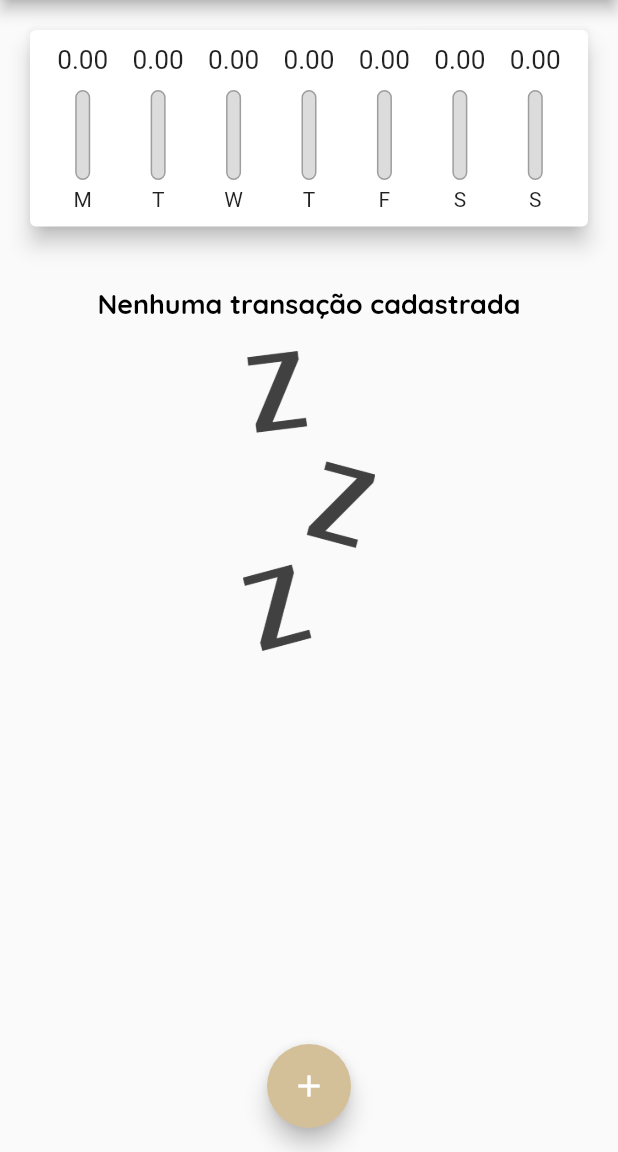
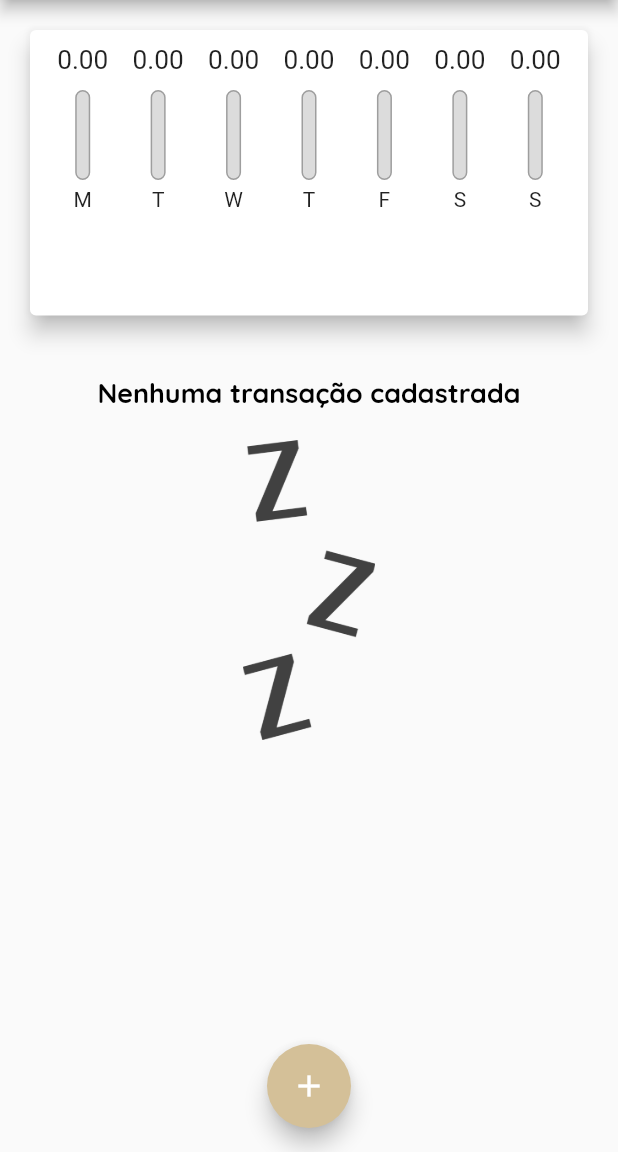
Before and after one commit to FelipeCourtois/despesas_app, a Flutter app: the screen it shows after launch, on a phone screen of 412 x 824 dp, the part 84-1236 px from its top. Run offline on Flutter 3.47's test engine with Material 2 defaults, Android fonts, the phone set to English and light mode, and no system bars.

Commit message:
calculando tamanho dinamicamente

```diff
--- a/lib/components/chart.dart
+++ b/lib/components/chart.dart
@@ -36,8 +36,8 @@ class Chart extends StatelessWidget {
   double get _weekTotalValue {
     return groupedTransactions.fold(0.0, (sum, tr) {
       return sum + (tr['value'] as double);
-  });
-}
+    });
+  }
 
   @override
   Widget build(BuildContext context) {
--- a/lib/components/transaction_list.dart
+++ b/lib/components/transaction_list.dart
@@ -11,9 +11,7 @@ class TransactionList extends StatelessWidget {
 
   @override
   Widget build(BuildContext context) {
-    return Container(
-      height: 430,
-      child: transactions.isEmpty
+    return transactions.isEmpty
         ? Column(
             children: [
               SizedBox(height: 20),
@@ -66,7 +64,6 @@ class TransactionList extends StatelessWidget {
                   ),
                 ),
               );
-              }),
-    );
+            });
   }
 }
--- a/lib/main.dart
+++ b/lib/main.dart
@@ -4,7 +4,6 @@ import 'package:flutter/material.dart';
 import 'dart:math';
 import '../models/transaction.dart';
 import 'components/transaction_list.dart';
-
 
 main() => runApp(ExpensesApp());
 
@@ -17,7 +16,7 @@ class ExpensesApp extends StatelessWidget {
     Color c1 = const Color((0x5f3711)).withOpacity(1);
     Color c2 = const Color((0xd4c098)).withOpacity(1);
     return MaterialApp(
-      home: MyHomePage(),
+      home:  MyHomePage(),
       theme: tema.copyWith(
         colorScheme: tema.colorScheme.copyWith(
           primary: c1,
@@ -36,8 +35,7 @@ class ExpensesApp extends StatelessWidget {
               fontFamily: 'OpenSans',
               fontSize: 20,
               fontWeight: FontWeight.bold,
-                color: Colors.white
-              ),
+              color: Colors.white),
         ),
       ),
     );
@@ -50,12 +48,13 @@ class MyHomePage extends StatefulWidget {
 }
 
 class _MyHomePageState extends State<MyHomePage> {
-  final List<Transaction>_transactions = [];
+  final List<Transaction> _transactions = [];
 
-  List<Transaction> get _recentTransactions{
-    return _transactions.where((tr) {//where ou filter, é muito comum
+  List<Transaction> get _recentTransactions {
+    return _transactions.where((tr) {
+      //where ou filter, é muito comum
       return tr.date.isAfter(DateTime.now().subtract(
-        Duration(days: 7),//pega data de agora, subtrai 7 dias, se estiver nos últimos 7 dias essa transação precisa estar na lista final
+        const Duration(days: 7),
       ));
     }).toList();
   }
@@ -67,6 +66,7 @@ class _MyHomePageState extends State<MyHomePage> {
       value: value,
       date: date,
     );
+
     setState(() {
       _transactions.add(newTransaction);
     });
@@ -74,9 +74,9 @@ class _MyHomePageState extends State<MyHomePage> {
     Navigator.of(context).pop();
   }
 
-  _deleteTransaction(String id){
+  _removeTransaction(String id) {
     setState(() {
-      _transactions.removeWhere((tr){
+      _transactions.removeWhere((tr) {
         return tr.id == id;
       });
     });
@@ -93,8 +93,7 @@ class _MyHomePageState extends State<MyHomePage> {
 
   @override
   Widget build(BuildContext context) {
-    return Scaffold(
-      appBar: AppBar(
+    final appBar = AppBar(
       title: Text('Despesas pessoais'),
       actions: [
         IconButton(
@@ -103,18 +102,31 @@ class _MyHomePageState extends State<MyHomePage> {
               Icons.add,
             ))
       ],
-      ),
+    );
+
+    final availableHeight = MediaQuery.of(context).size.height -
+        appBar.preferredSize.height -
+        MediaQuery.of(context).padding.top;
+
+    return Scaffold(
+      appBar: appBar,
       body: SingleChildScrollView(
         child: Column(
           crossAxisAlignment: CrossAxisAlignment.stretch,
           children: [
-            Chart(_recentTransactions),
-            TransactionList(_transactions, _deleteTransaction),
+            SizedBox(
+              height: availableHeight * 0.3,
+              child: Chart(_recentTransactions),
+            ),
+            SizedBox(
+              height: availableHeight * 0.7,
+              child: TransactionList(_transactions, _removeTransaction),
+            ),
           ],
         ),
       ),
       floatingActionButton: FloatingActionButton(
-        child: Icon(Icons.add),
+        child: const Icon(Icons.add),
         onPressed: () => _openTransactionFormModal(context),
       ),
       floatingActionButtonLocation: FloatingActionButtonLocation.centerFloat,
```
Lines whose indentation alone changed are shown as unchanged.
